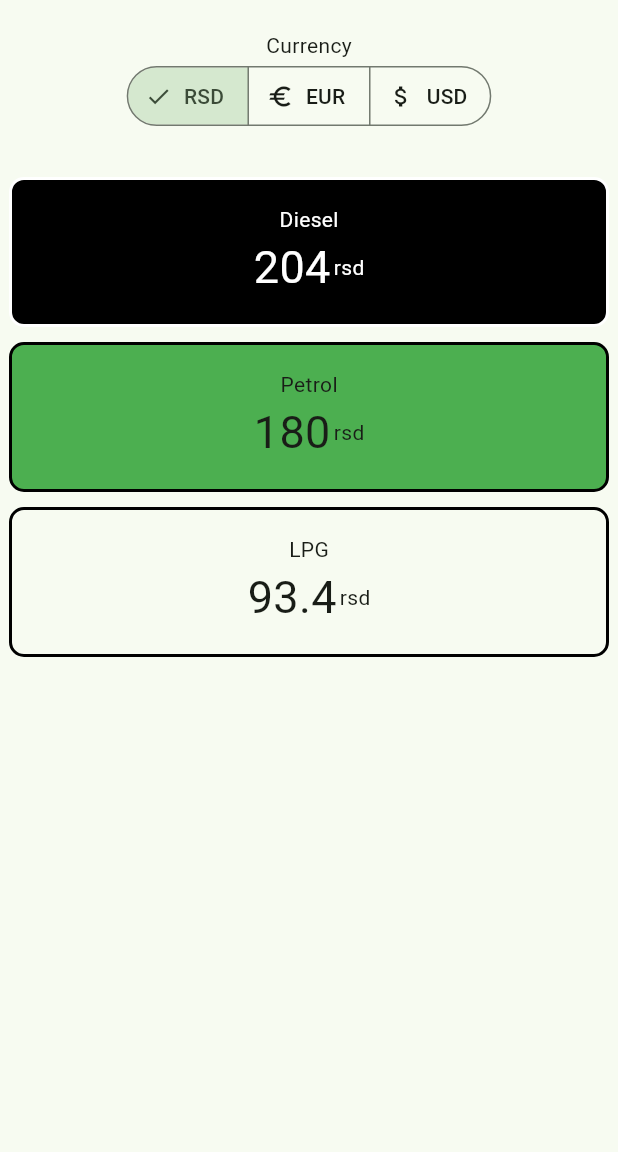
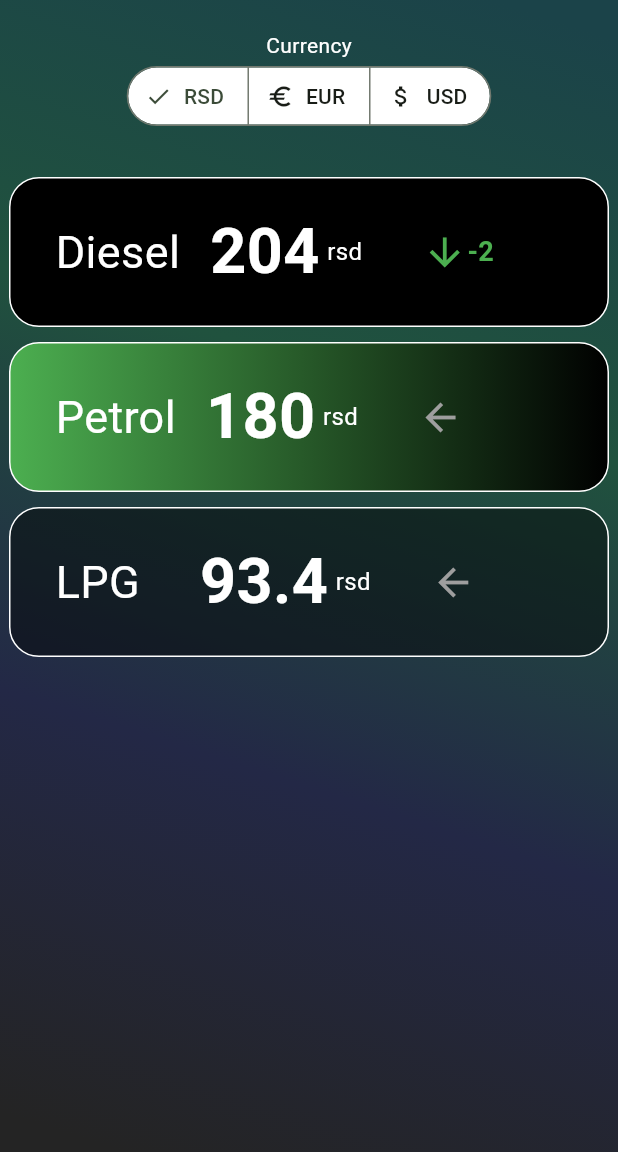
Before and after one commit to mihalsabados/gas-prices-app, a Flutter app: the first screen one second after launch, on a phone screen of 412 x 824 dp, the part 84-1236 px from its top. Run offline on Flutter 3.47's test engine with Material 3 defaults, Android fonts, the phone set to English and light mode, and no system bars.

Commit message:
Redesigned dashboard with containers and added background animations

```diff
--- a/myapp/lib/main.dart
+++ b/myapp/lib/main.dart
@@ -1,4 +1,5 @@
 import 'package:flutter/material.dart';
+import 'package:myapp/screens/Dashboard.dart';
 
 void main() {
   runApp(const MyApp());
@@ -12,190 +13,12 @@ class MyApp extends StatelessWidget {
   Widget build(BuildContext context) {
     return MaterialApp(
       title: 'Gas Prices',
+      debugShowCheckedModeBanner: false,
       theme: ThemeData(
         colorScheme: ColorScheme.fromSeed(seedColor: Colors.green),
         useMaterial3: true,
       ),
-      home: const MyHomePage(title: 'Gas Prices'),
+      home: Dashboard(),
     );
   }
 }
-
-class MyHomePage extends StatefulWidget {
-  const MyHomePage({super.key, required this.title});
-
-  // This widget is the home page of your application. It is stateful, meaning
-  // that it has a State object (defined below) that contains fields that affect
-  // how it looks.
-
-  // This class is the configuration for the state. It holds the values (in this
-  // case the title) provided by the parent (in this case the App widget) and
-  // used by the build method of the State. Fields in a Widget subclass are
-  // always marked "final".
-
-  final String title;
-
-  @override
-  State<MyHomePage> createState() => _MyHomePageState();
-}
-
-class _MyHomePageState extends State<MyHomePage> {
-  int _counter = 0;
-
-  void _incrementCounter() {
-    setState(() {
-      _counter++;
-    });
-  }
-
-  @override
-  Widget build(BuildContext context) {
-    return Scaffold(
-      appBar: AppBar(
-        backgroundColor: Theme.of(context).colorScheme.inversePrimary,
-        // Here we take the value from the MyHomePage object that was created by
-        // the App.build method, and use it to set our appbar title.
-        title: Text(widget.title),
-      ),
-      body: Center(
-        child: Column(
-          mainAxisAlignment: MainAxisAlignment.start,
-          children: <Widget>[
-            // Spacer(),
-            SizedBox(height: 20),
-            Text('Currency'),
-            SingleChoice(),
-            SizedBox(height: 20),
-            // Spacer(),
-            Container(
-              margin: const EdgeInsets.only(top: 10),
-              width: 400,
-              height: 100.0,
-              decoration: dieselBoxDecoration(),
-              child: Center(
-                  child: Column(
-                mainAxisAlignment: MainAxisAlignment.center,
-                children: <Widget>[
-                  Text("Diesel", style: TextStyle(color: Colors.white)),
-                  Row(
-                    children: [
-                      Text("204",
-                          style: TextStyle(fontSize: 30, color: Colors.white)),
-                      SizedBox(width: 2),
-                      Text(
-                        "rsd",
-                        style: TextStyle(fontSize: 14, color: Colors.white),
-                      ),
-                    ],
-                    mainAxisAlignment: MainAxisAlignment.center,
-                  )
-                ],
-              )),
-            ),
-            Container(
-              margin: const EdgeInsets.only(top: 10),
-              width: 400,
-              height: 100.0,
-              decoration: petrolBoxDecoration(),
-              child: Center(
-                  child: Column(
-                mainAxisAlignment: MainAxisAlignment.center,
-                children: <Widget>[
-                  Text("Petrol"),
-                  Row(
-                    children: [
-                      Text("180", style: TextStyle(fontSize: 30)),
-                      SizedBox(width: 2),
-                      Text("rsd", style: TextStyle(fontSize: 14)),
-                    ],
-                    mainAxisAlignment: MainAxisAlignment.center,
-                  )
-                ],
-              )),
-            ),
-            Container(
-              margin: const EdgeInsets.only(top: 10),
-              width: 400,
-              height: 100.0,
-              decoration: lpgBoxDecoration(),
-              child: Center(
-                  child: Column(
-                mainAxisAlignment: MainAxisAlignment.center,
-                children: <Widget>[
-                  Text("LPG"),
-                  Row(
-                    children: [
-                      Text("93.4", style: TextStyle(fontSize: 30)),
-                      SizedBox(width: 2),
-                      Text("rsd", style: TextStyle(fontSize: 14)),
-                    ],
-                    mainAxisAlignment: MainAxisAlignment.center,
-                  )
-                ],
-              )),
-            ),
-          ],
-        ),
-      ),
-    );
-  }
-}
-
-enum Currency { rsd, eur, usd }
-
-class SingleChoice extends StatefulWidget {
-  const SingleChoice({super.key});
-
-  @override
-  State<SingleChoice> createState() => _SingleChoiceState();
-}
-
-class _SingleChoiceState extends State<SingleChoice> {
-  Currency currencyView = Currency.rsd;
-
-  @override
-  Widget build(BuildContext context) {
-    return SegmentedButton<Currency>(
-      segments: const <ButtonSegment<Currency>>[
-        ButtonSegment<Currency>(
-            value: Currency.rsd, label: Text('RSD'), icon: Icon(Icons.money)),
-        ButtonSegment<Currency>(
-            value: Currency.eur, label: Text('EUR'), icon: Icon(Icons.euro)),
-        ButtonSegment<Currency>(
-            value: Currency.usd,
-            label: Text('USD'),
-            icon: Icon(Icons.attach_money)),
-      ],
-      selected: <Currency>{currencyView},
-      onSelectionChanged: (Set<Currency> newSelection) {
-        setState(() {
-          currencyView = newSelection.first;
-        });
-      },
-    );
-  }
-}
-
-BoxDecoration dieselBoxDecoration() {
-  return BoxDecoration(
-    border: Border.all(width: 2.0, color: Colors.white),
-    borderRadius: const BorderRadius.all(Radius.circular(10.0)),
-    color: Colors.black,
-  );
-}
-
-BoxDecoration petrolBoxDecoration() {
-  return BoxDecoration(
-    border: Border.all(width: 2.0),
-    borderRadius: const BorderRadius.all(Radius.circular(10.0)),
-    color: Colors.green,
-  );
-}
-
-BoxDecoration lpgBoxDecoration() {
-  return BoxDecoration(
-    border: Border.all(width: 2.0),
-    borderRadius: const BorderRadius.all(Radius.circular(10.0)),
-    // color: Colors.red,
-  );
-}
--- /dev/null
+++ b/myapp/lib/screens/CurrencyChoice.dart
@@ -0,0 +1,61 @@
+import 'package:flutter/material.dart';
+
+enum Currency { rsd, eur, usd }
+
+class SingleChoice extends StatefulWidget {
+  const SingleChoice({super.key});
+
+  @override
+  State<SingleChoice> createState() => _SingleChoiceState();
+}
+
+class _SingleChoiceState extends State<SingleChoice> {
+  Currency currencyView = Currency.rsd;
+
+  @override
+  Widget build(BuildContext context) {
+    return SegmentedButton<Currency>(
+      segments: const <ButtonSegment<Currency>>[
+        ButtonSegment<Currency>(
+            value: Currency.rsd, label: Text('RSD'), icon: Icon(Icons.money)),
+        ButtonSegment<Currency>(
+            value: Currency.eur, label: Text('EUR'), icon: Icon(Icons.euro)),
+        ButtonSegment<Currency>(
+            value: Currency.usd,
+            label: Text('USD'),
+            icon: Icon(Icons.attach_money)),
+      ],
+      style:
+          ButtonStyle(backgroundColor: MaterialStatePropertyAll(Colors.white)),
+      selected: <Currency>{currencyView},
+      onSelectionChanged: (Set<Currency> newSelection) {
+        setState(() {
+          currencyView = newSelection.first;
+        });
+      },
+    );
+  }
+}
+
+BoxDecoration dieselBoxDecoration() {
+  return BoxDecoration(
+    border: Border.all(width: 1.0, color: Colors.white),
+    borderRadius: const BorderRadius.all(Radius.circular(20.0)),
+    color: Colors.black,
+  );
+}
+
+BoxDecoration petrolBoxDecoration() {
+  return BoxDecoration(
+      border: Border.all(width: 1.0, color: Colors.white),
+      borderRadius: const BorderRadius.all(Radius.circular(20.0)),
+      gradient: LinearGradient(colors: [Colors.green, Colors.black]));
+}
+
+BoxDecoration lpgBoxDecoration() {
+  return BoxDecoration(
+    border: Border.all(width: 1.0, color: Colors.white),
+    borderRadius: const BorderRadius.all(Radius.circular(20.0)),
+    color: Colors.black45,
+  );
+}
--- /dev/null
+++ b/myapp/lib/screens/Dashboard.dart
@@ -0,0 +1,201 @@
+import 'dart:async';
+
+import 'package:flutter/material.dart';
+
+import 'CurrencyChoice.dart';
+
+class Dashboard extends StatefulWidget {
+  const Dashboard({Key? key}) : super(key: key);
+
+  @override
+  State<Dashboard> createState() => _DashboardState();
+}
+
+class _DashboardState extends State<Dashboard> {
+  var counter = 0;
+
+  List<Color> get getColorsList => [
+        Color.fromARGB(255, 27, 67, 73),
+        Color.fromARGB(255, 36, 36, 36),
+        Color.fromARGB(255, 32, 82, 62),
+        Color.fromARGB(255, 35, 40, 70),
+      ]..shuffle();
+
+  List<Alignment> get getAlignments => [
+        Alignment.bottomLeft,
+        Alignment.bottomRight,
+        Alignment.topRight,
+        Alignment.topLeft,
+      ];
+
+  _startBgColorAnimationTimer() {
+    ///Animating for the first time.
+    WidgetsBinding.instance.addPostFrameCallback((timeStamp) {
+      counter++;
+      setState(() {});
+    });
+
+    const interval = Duration(seconds: 5);
+    Timer.periodic(
+      interval,
+      (Timer timer) {
+        counter++;
+        setState(() {});
+      },
+    );
+  }
+
+  @override
+  void initState() {
+    super.initState();
+    _startBgColorAnimationTimer();
+  }
+
+  @override
+  Widget build(BuildContext context) {
+    return Scaffold(
+      appBar: AppBar(
+        backgroundColor: Theme.of(context).colorScheme.inversePrimary,
+        title: Text("Gas Prices"),
+      ),
+      body: Center(
+        child: AnimatedContainer(
+          width: MediaQuery.of(context).size.width,
+          height: MediaQuery.of(context).size.height,
+          decoration: BoxDecoration(
+            gradient: LinearGradient(
+              begin: getAlignments[counter % getAlignments.length],
+              end: getAlignments[(counter + 2) % getAlignments.length],
+              colors: getColorsList,
+              tileMode: TileMode.clamp,
+            ),
+          ),
+          duration: const Duration(seconds: 4),
+          child: Column(
+            mainAxisAlignment: MainAxisAlignment.start,
+            children: <Widget>[
+              SizedBox(height: 20),
+              Text('Currency', style: TextStyle(color: Colors.white)),
+              SingleChoice(),
+              SizedBox(height: 20),
+              Container(
+                margin: const EdgeInsets.only(top: 10),
+                width: 400,
+                height: 100.0,
+                decoration: dieselBoxDecoration(),
+                child: const Center(
+                    child: Row(
+                  mainAxisAlignment: MainAxisAlignment.start,
+                  children: <Widget>[
+                    SizedBox(width: 30),
+                    Text("Diesel",
+                        style: TextStyle(fontSize: 30, color: Colors.white)),
+                    SizedBox(width: 20),
+                    Row(
+                      mainAxisAlignment: MainAxisAlignment.center,
+                      children: [
+                        Text("204",
+                            style: TextStyle(
+                                fontSize: 42,
+                                color: Colors.white,
+                                fontWeight: FontWeight.w600)),
+                        SizedBox(width: 5),
+                        Text(
+                          "rsd",
+                          style: TextStyle(fontSize: 16, color: Colors.white),
+                        ),
+                      ],
+                    ),
+                    SizedBox(width: 40),
+                    Icon(
+                      Icons.arrow_downward,
+                      color: Colors.green,
+                      size: 30,
+                    ),
+                    Text("-2",
+                        style: TextStyle(
+                            fontSize: 18,
+                            fontWeight: FontWeight.w600,
+                            color: Colors.green))
+                  ],
+                )),
+              ),
+              Container(
+                margin: const EdgeInsets.only(top: 10),
+                width: 400,
+                height: 100.0,
+                decoration: petrolBoxDecoration(),
+                child: const Center(
+                    child: Row(
+                  mainAxisAlignment: MainAxisAlignment.start,
+                  children: <Widget>[
+                    SizedBox(width: 30),
+                    Text("Petrol",
+                        style: TextStyle(fontSize: 30, color: Colors.white)),
+                    SizedBox(width: 20),
+                    Row(
+                      mainAxisAlignment: MainAxisAlignment.center,
+                      children: [
+                        Text("180",
+                            style: TextStyle(
+                                fontSize: 42,
+                                color: Colors.white,
+                                fontWeight: FontWeight.w600)),
+                        SizedBox(width: 5),
+                        Text("rsd",
+                            style:
+                                TextStyle(fontSize: 16, color: Colors.white)),
+                      ],
+                    ),
+                    SizedBox(width: 40),
+                    Icon(
+                      Icons.arrow_back,
+                      color: Colors.grey,
+                      size: 30,
+                    )
+                  ],
+                )),
+              ),
+              Container(
+                margin: const EdgeInsets.only(top: 10),
+                width: 400,
+                height: 100.0,
+                decoration: lpgBoxDecoration(),
+                child: const Center(
+                    child: Row(
+                  mainAxisAlignment: MainAxisAlignment.start,
+                  children: <Widget>[
+                    SizedBox(width: 30),
+                    Text("LPG",
+                        style: TextStyle(color: Colors.white, fontSize: 30)),
+                    SizedBox(width: 40),
+                    Row(
+                      mainAxisAlignment: MainAxisAlignment.center,
+                      children: [
+                        Text("93.4",
+                            style: TextStyle(
+                                fontSize: 42,
+                                color: Colors.white,
+                                fontWeight: FontWeight.w600)),
+                        SizedBox(width: 5),
+                        Text("rsd",
+                            style:
+                                TextStyle(fontSize: 16, color: Colors.white)),
+                      ],
+                    ),
+                    SizedBox(width: 40),
+                    Icon(
+                      Icons.arrow_back,
+                      color: Colors.grey,
+                      size: 30,
+                    )
+                  ],
+                )),
+              ),
+            ],
+          ),
+        ),
+      ),
+    );
+  }
+}
```
